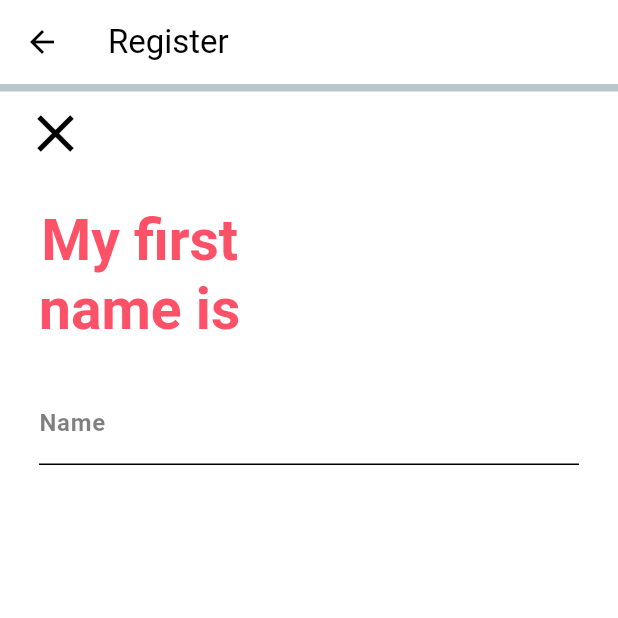
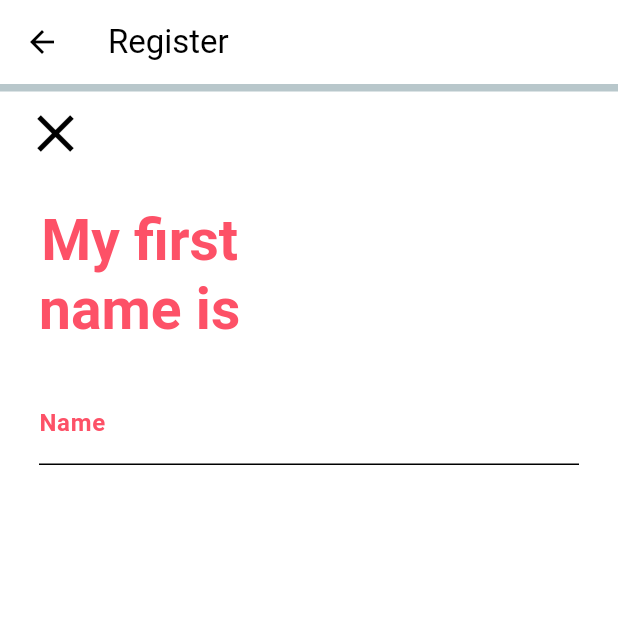
Before and after one commit to eerenyilmazz/mingle, a Flutter app: the RegisterScreen screen opened by its route, on a phone screen of 412 x 824 dp, the top half of it. Run offline on Flutter 3.47's test engine with Material 3 defaults, Android fonts, the phone set to English and light mode, and no system bars; drawn by our look-alikes of percent_indicator; our stand-ins replace cloud_firestore, firebase_auth, firebase_core, firebase_storage, image_gallery_saver, image_picker and 3 more; accounts and stored records are empty; network calls fail; Roboto replaces fonts that are missing (Nunito).

```diff
--- a/lib/ui/screens/register_screen.dart
+++ b/lib/ui/screens/register_screen.dart
@@ -46,7 +46,7 @@ class _RegisterScreenState extends State<RegisterScreen> {
 
     await _userProvider.registerUser(_userRegistration, _scaffoldKey).then((response) {
       if (response is Success) {
-        Navigator.of(context).pushNamedAndRemoveUntil(TopNavigationScreen.id, (route) => false);
+        Navigator.pushNamedAndRemoveUntil(context, TopNavigationScreen.id, (route) => false);
       } else {
         setState(() {
           _isLoading = false;
@@ -54,6 +54,7 @@ class _RegisterScreenState extends State<RegisterScreen> {
       }
     });
   }
+
 
   void goBackPressed() {
     if (_currentScreenIndex == 0) {
@@ -118,7 +119,10 @@ class _RegisterScreenState extends State<RegisterScreen> {
       child: Scaffold(
         resizeToAvoidBottomInset: false,
         key: _scaffoldKey,
-        appBar: AppBar(title: const Text('Register')),
+        appBar: AppBar
+          (
+          title: const Text('Register'),
+        backgroundColor: kPrimaryColor,),
         body: CustomModalProgressHUD(
           inAsyncCall: _isLoading,
           key: UniqueKey(),
--- a/lib/ui/widgets/bordered_text_field.dart
+++ b/lib/ui/widgets/bordered_text_field.dart
@@ -34,7 +34,7 @@ class BorderedTextField extends StatelessWidget {
       style: TextStyle(color: color),
       decoration: InputDecoration(
         labelText: labelText,
-        labelStyle: TextStyle(color: kSecondaryColor.withOpacity(0.5)),
+        labelStyle: const TextStyle(color: kAccentColor),
         border: const UnderlineInputBorder(),
         enabledBorder: UnderlineInputBorder(
           borderSide: BorderSide(color: color),
--- a/lib/ui/widgets/rounded_button.dart
+++ b/lib/ui/widgets/rounded_button.dart
@@ -3,7 +3,7 @@ import '../../utils/constants.dart';
 
 class RoundedButton extends StatelessWidget {
   final String text;
-  final VoidCallback onPressed; // Change to VoidCallback
+  final VoidCallback onPressed;
 
   RoundedButton({required this.text, required this.onPressed});
 
@@ -11,9 +11,9 @@ class RoundedButton extends StatelessWidget {
   Widget build(BuildContext context) {
     return Container(
       width: double.infinity,
-      child: ElevatedButton( // Change RaisedButton to ElevatedButton
+      child: ElevatedButton(
         style: ElevatedButton.styleFrom(
-          foregroundColor: Colors.white, backgroundColor: kAccentColor, // Text color
+          foregroundColor: kPrimaryColor, backgroundColor: kAccentColor,
           shape: RoundedRectangleBorder(
             borderRadius: BorderRadius.circular(25),
           ),
```
Also changed, not shown: lib/ui/screens/login_screen.dart (+4 -3 lines), lib/ui/widgets/rounded_icon_button.dart (+12 -8 lines).
